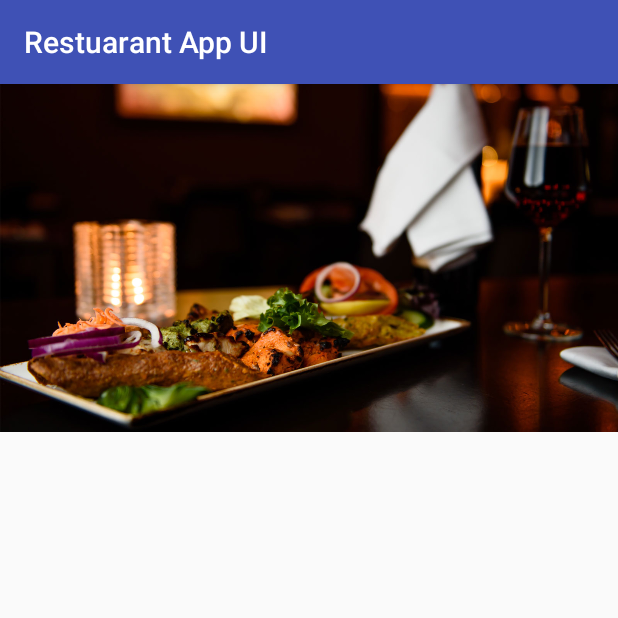
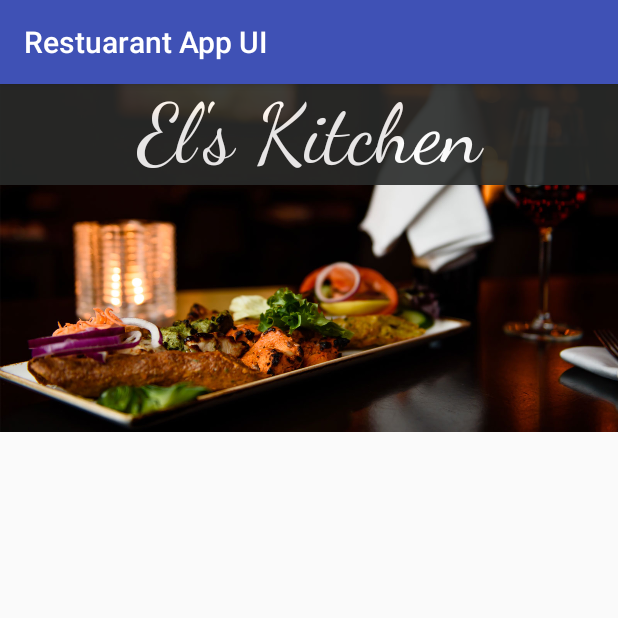
Before and after one commit to Elbie-em/Android-UI-Restuarant-App, an Android app: the screen it shows after launch (MainActivity), on a phone screen of 412 x 824 dp, the top half of it. Run offline under Robolectric (Android 15) with nearby library versions, the light colour scheme and no system bars.

Commit message:
add restaurant name

```diff
--- a/app/src/main/res/layout/activity_main.xml
+++ b/app/src/main/res/layout/activity_main.xml
@@ -13,4 +13,15 @@
         android:scaleType="fitStart"
         android:src="@drawable/wallpaper" />
 
+    <TextView
+        android:alpha=".9"
+        android:background="#292b2a"
+        android:layout_width="match_parent"
+        android:layout_height="wrap_content"
+        android:textSize="55dp"
+        android:textAlignment="center"
+        android:textColor="#ffffff"
+        android:text="El's Kitchen"
+        android:fontFamily="cursive"/>
+
 </RelativeLayout>
```
